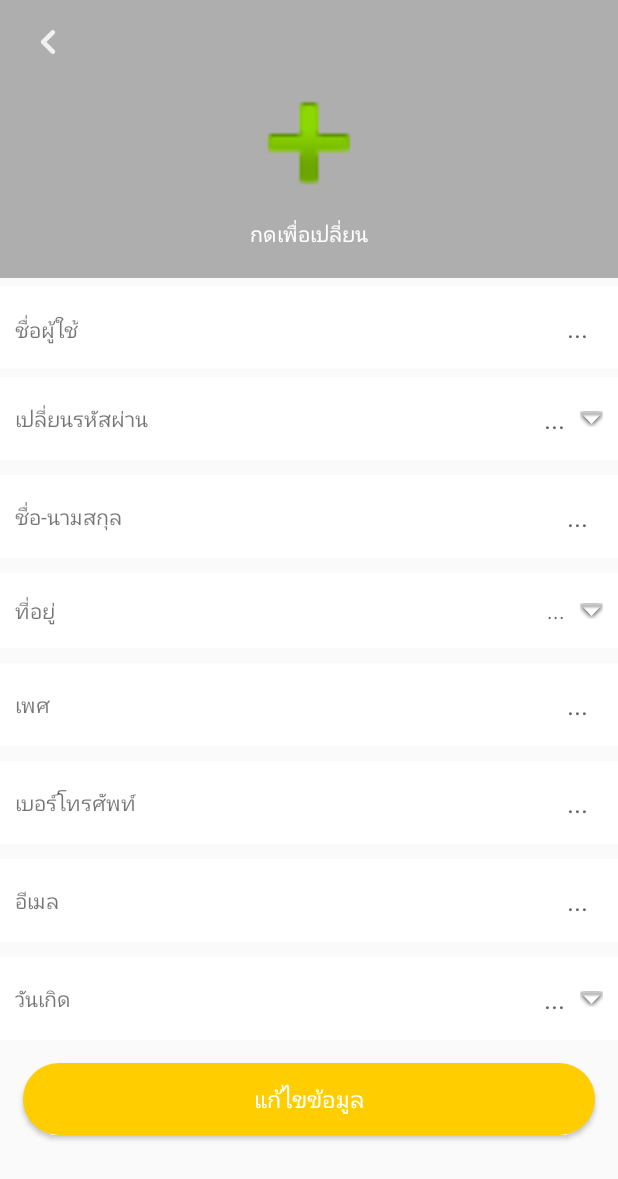
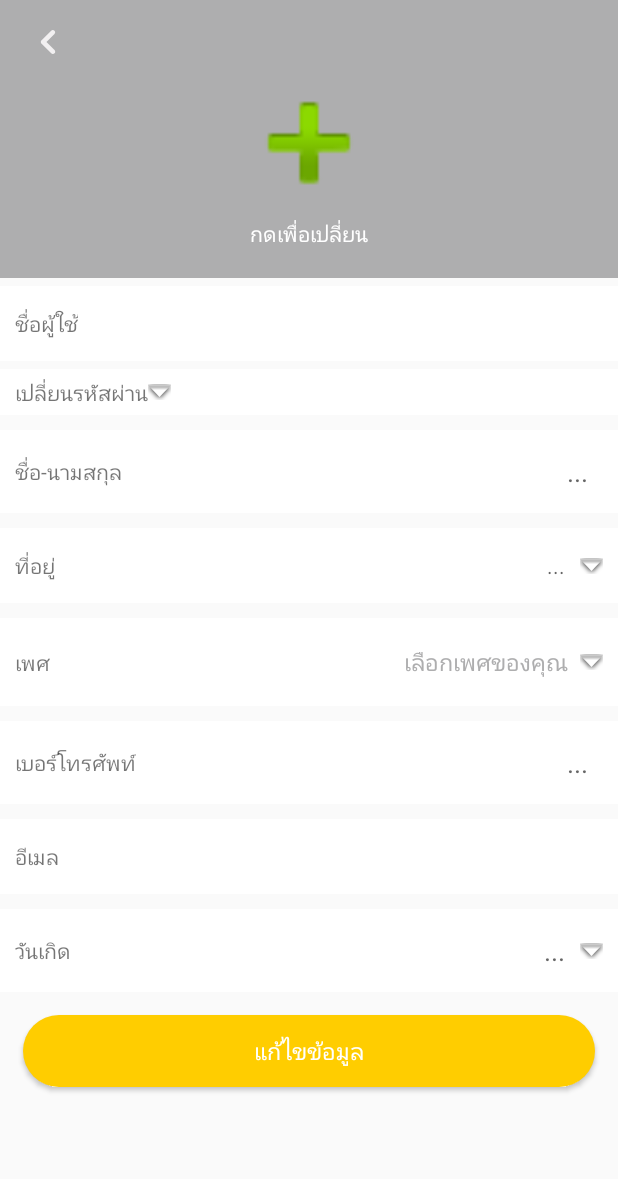
Before and after one commit to supagornpi/RiceNearby, an Android app: the EditProfileActivity screen opened directly, with no data from a screen before it, on a phone screen of 412 x 824 dp. Shown: the top 1179 px of the screen. Run offline under Robolectric (Android 15) with nearby library versions, the phone set to English and light mode, and no system bars; our stand-ins replace Firebase (no records; nobody signed in at launch, a user with empty details on screens opened directly); 4 statements that could not run were skipped.

Commit message:
edit user profile.

```diff
--- a/app/src/main/java/com/warunya/ricenearby/firebase/UserManager.java
+++ b/app/src/main/java/com/warunya/ricenearby/firebase/UserManager.java
@@ -1,8 +1,13 @@
 package com.warunya.ricenearby.firebase;
 
 import com.google.firebase.auth.FirebaseAuth;
+import com.google.firebase.database.DataSnapshot;
+import com.google.firebase.database.DatabaseError;
 import com.google.firebase.database.DatabaseReference;
 import com.google.firebase.database.FirebaseDatabase;
+import com.google.firebase.database.MutableData;
+import com.google.firebase.database.Transaction;
+import com.google.firebase.database.ValueEventListener;
 import com.warunya.ricenearby.model.RegisterEntity;
 import com.warunya.ricenearby.model.Upload;
 import com.warunya.ricenearby.model.User;
@@ -13,6 +18,7 @@ public class UserManager {
 
     private static final UserManager ourInstance = new UserManager();
     private DatabaseReference mDatabase = FirebaseDatabase.getInstance().getReference();
+    private ValueEventListener userProfileEventListener = null;
 
 
     static UserManager getInstance() {
@@ -30,6 +36,52 @@ public class UserManager {
 
     public static boolean isLogin() {
         return FirebaseAuth.getInstance().getCurrentUser() != null;
+    }
+
+    public static DatabaseReference getDatabaseReference() {
+        return getInstance().mDatabase.child("users").child(UserManager.getUid());
+    }
+
+    public static void getUserProfile(final OnValueEventListener onValueEventListener) {
+        getInstance().userProfileEventListener = new ValueEventListener() {
+            @Override
+            public void onDataChange(DataSnapshot dataSnapshot) {
+                User user = dataSnapshot.getValue(User.class);
+                onValueEventListener.onDataChange(dataSnapshot);
+            }
+
+            @Override
+            public void onCancelled(DatabaseError databaseError) {
+
+            }
+        };
+        getInstance().mDatabase.child("users").child(UserManager.getUid()).addValueEventListener(getInstance().userProfileEventListener);
+    }
+
+    public static void editUserProfile(final User user, final Handler handler) {
+        getDatabaseReference().runTransaction(new Transaction.Handler() {
+            @Override
+            public Transaction.Result doTransaction(MutableData mutableData) {
+                User value = mutableData.getValue(User.class);
+                if (value == null) {
+                    return Transaction.success(mutableData);
+                }
+//                        ?: return Transaction.success(mutableData);
+                value.name = user.name;
+                value.mobile = user.mobile;
+                value.birthday = user.birthday;
+                value.gender = user.gender;
+                // Set value and report transaction success
+                mutableData.setValue(value);
+                return Transaction.success(mutableData);
+            }
+
+            @Override
+            public void onComplete(DatabaseError databaseError, boolean b, DataSnapshot dataSnapshot) {
+                if (handler == null) return;
+                handler.onComplete();
+            }
+        });
     }
 
     public static void updateUserData(String uid, User user) {
@@ -51,4 +103,12 @@ public class UserManager {
     public static void logout() {
         FirebaseAuth.getInstance().signOut();
     }
+
+    public interface OnValueEventListener {
+        void onDataChange(DataSnapshot dataSnapshot);
+    }
+
+    public interface Handler {
+        void onComplete();
+    }
 }
--- a/app/src/main/java/com/warunya/ricenearby/ui/profile/ProfileContract.java
+++ b/app/src/main/java/com/warunya/ricenearby/ui/profile/ProfileContract.java
@@ -2,6 +2,7 @@ package com.warunya.ricenearby.ui.profile;
 
 import com.warunya.ricenearby.base.BasePresenter;
 import com.warunya.ricenearby.base.BaseView;
+import com.warunya.ricenearby.model.User;
 
 public interface ProfileContract {
 
@@ -11,5 +12,7 @@ public interface ProfileContract {
 
     interface View extends BaseView {
 
+        void bindUserData(User user);
+
     }
 }
--- a/app/src/main/java/com/warunya/ricenearby/ui/profile/edit/EditProfileActivity.java
+++ b/app/src/main/java/com/warunya/ricenearby/ui/profile/edit/EditProfileActivity.java
@@ -3,14 +3,26 @@ package com.warunya.ricenearby.ui.profile.edit;
 import android.content.Intent;
 import android.view.View;
 import android.widget.Button;
+import android.widget.EditText;
+import android.widget.Spinner;
+import android.widget.TextView;
 
 import com.warunya.ricenearby.MyApplication;
 import com.warunya.ricenearby.R;
 import com.warunya.ricenearby.base.AbstractActivity;
+import com.warunya.ricenearby.constance.Gender;
+import com.warunya.ricenearby.model.User;
+import com.warunya.ricenearby.utils.SpinnerUtils;
 
 public class EditProfileActivity extends AbstractActivity implements EditProfileContract.View {
 
     private Button btnEditProfile;
+    private TextView tvUsername;
+    private TextView tvEmail;
+    private EditText edtName;
+    private EditText edtMobile;
+    private EditText edtBirthday;
+    private Spinner spnGender;
 
     private EditProfileContract.Presenter presenter = new EditProfilePresenter(this);
 
@@ -31,29 +43,40 @@ public class EditProfileActivity extends AbstractActivity implements EditProfile
         showBackButton();
         bindView();
         bindAction();
+
+        presenter.start();
     }
 
     private void bindView() {
         btnEditProfile = findViewById(R.id.btn_edit_profile);
+        tvUsername = findViewById(R.id.tv_username);
+        edtName = findViewById(R.id.edt_name);
+        tvEmail = findViewById(R.id.tv_email);
+        edtMobile = findViewById(R.id.edt_mobile);
+        edtBirthday = findViewById(R.id.edt_birthday);
+        spnGender = findViewById(R.id.spinner_gender);
+
+        SpinnerUtils.setSpinner(getApplicationContext(), spnGender, R.array.gender_list, true);
+
     }
 
     private void bindAction() {
         btnEditProfile.setOnClickListener(new View.OnClickListener() {
             @Override
             public void onClick(View view) {
-
+                presenter.editUserProfile(getUserProfile());
             }
         });
     }
 
     @Override
     public void showProgress() {
-
+        showProgressDialog();
     }
 
     @Override
     public void hideProgress() {
-
+        hideProgressDialog();
     }
 
     @Override
@@ -65,4 +88,20 @@ public class EditProfileActivity extends AbstractActivity implements EditProfile
     public void hideNotFound() {
 
     }
+
+    @Override
+    public void bindUserData(User user) {
+        tvUsername.setText(user.username);
+        edtName.setText(user.name);
+        tvEmail.setText(user.email);
+        edtMobile.setText(user.mobile);
+    }
+
+    private User getUserProfile() {
+        String name = edtName.getText().toString().trim();
+        String mobile = edtMobile.getText().toString().trim();
+        String birthday = edtBirthday.getText().toString().trim();
+        Gender gender = Gender.Companion.parse(spnGender.getSelectedItemPosition());
+        return new User(name, mobile, gender, birthday);
+    }
 }
--- a/app/src/main/java/com/warunya/ricenearby/ui/profile/edit/EditProfileContract.java
+++ b/app/src/main/java/com/warunya/ricenearby/ui/profile/edit/EditProfileContract.java
@@ -2,14 +2,15 @@ package com.warunya.ricenearby.ui.profile.edit;
 
 import com.warunya.ricenearby.base.BasePresenter;
 import com.warunya.ricenearby.base.BaseView;
+import com.warunya.ricenearby.model.User;
 
 public interface EditProfileContract {
 
     interface Presenter extends BasePresenter {
-
+        void editUserProfile(User user);
     }
 
     interface View extends BaseView {
-
+        void bindUserData(User user);
     }
 }
--- a/app/src/main/java/com/warunya/ricenearby/ui/profile/edit/EditProfilePresenter.java
+++ b/app/src/main/java/com/warunya/ricenearby/ui/profile/edit/EditProfilePresenter.java
@@ -1,4 +1,8 @@
 package com.warunya.ricenearby.ui.profile.edit;
+
+import com.google.firebase.database.DataSnapshot;
+import com.warunya.ricenearby.firebase.UserManager;
+import com.warunya.ricenearby.model.User;
 
 public class EditProfilePresenter implements EditProfileContract.Presenter {
 
@@ -10,11 +14,28 @@ public class EditProfilePresenter implements EditProfileContract.Presenter {
 
     @Override
     public void start() {
-
+        UserManager.getUserProfile(new UserManager.OnValueEventListener() {
+            @Override
+            public void onDataChange(DataSnapshot dataSnapshot) {
+                User user = dataSnapshot.getValue(User.class);
+                view.bindUserData(user);
+            }
+        });
     }
 
     @Override
     public void stop() {
 
     }
+
+    @Override
+    public void editUserProfile(User user) {
+        view.showProgress();
+        UserManager.editUserProfile(user, new UserManager.Handler() {
+            @Override
+            public void onComplete() {
+                view.hideProgress();
+            }
+        });
+    }
 }
--- /dev/null
+++ b/app/src/main/java/com/warunya/ricenearby/utils/SpinnerUtils.java
@@ -0,0 +1,48 @@
+package com.warunya.ricenearby.utils;
+
+import android.content.Context;
+import android.util.TypedValue;
+import android.view.View;
+import android.view.ViewGroup;
+import android.widget.ArrayAdapter;
+import android.widget.Spinner;
+import android.widget.TextView;
+
+import com.warunya.ricenearby.R;
+
+
+public class SpinnerUtils {
+
+    public static void setSpinner(final Context context, Spinner spinner, int arrayList, final boolean hasHint) {
+        ArrayAdapter<String> adapter = new ArrayAdapter<String>(context, android.R.layout.simple_spinner_dropdown_item) {
+            @Override
+            public View getView(int position, View convertView, ViewGroup parent) {
+                View v = super.getView(position, convertView, parent);
+//                if (position == 0) {
+                ((TextView) v.findViewById(android.R.id.text1)).setTextColor(
+                        context.getResources().getColor((position == 0 && hasHint) ?
+                                R.color.color_gray : R.color.color_gray_dark));
+                ((TextView) v.findViewById(android.R.id.text1)).setTextSize(TypedValue.COMPLEX_UNIT_PT, 7);
+
+//                    ((TextView) v.findViewById(android.R.id.text1)).setText("");
+//                    ((TextView) v.findViewById(android.R.id.text1)).setHint(getItem(0)); //"Hint to be displayed"
+//                }
+                return v;
+            }
+
+            @Override
+            public int getCount() {
+                return super.getCount(); // [-1] you don't display last item. It is used as hint.
+            }
+        };
+
+        adapter.setDropDownViewResource(android.R.layout.simple_spinner_dropdown_item);
+        String[] spinnerList = context.getResources().getStringArray(arrayList);
+        for (String item : spinnerList) {
+            adapter.add(item);
+        }
+        spinner.setAdapter(adapter);
+        spinner.setSelection(0);
+
+    }
+}
--- a/app/src/main/res/layout/activity_edit_profile.xml
+++ b/app/src/main/res/layout/activity_edit_profile.xml
@@ -2,6 +2,7 @@
 <LinearLayout xmlns:android="http://schemas.android.com/apk/res/android"
     android:layout_width="match_parent"
     android:layout_height="match_parent"
+    android:focusableInTouchMode="true"
     android:orientation="vertical">
 
     <RelativeLayout
@@ -58,12 +59,12 @@
                     android:layout_height="wrap_content"
                     android:text="@string/profile_username_label" />
 
-                <EditText
+                <TextView
+                    android:id="@+id/tv_username"
                     android:layout_width="0dp"
                     android:layout_height="wrap_content"
                     android:layout_weight="1"
                     android:background="@null"
-                    android:hint="..."
                     android:padding="@dimen/padding_small"
                     android:textAlignment="textEnd" />
 
@@ -84,15 +85,6 @@
                     android:layout_width="wrap_content"
                     android:layout_height="wrap_content"
                     android:text="@string/profile_change_password_label" />
-
-                <EditText
-                    android:layout_width="0dp"
-                    android:layout_height="wrap_content"
-                    android:layout_weight="1"
-                    android:background="@null"
-                    android:hint="..."
-                    android:padding="@dimen/padding_small"
-                    android:textAlignment="textEnd" />
 
                 <ImageView
                     android:layout_width="wrap_content"
@@ -118,11 +110,14 @@
                     android:text="@string/profile_name_label" />
 
                 <EditText
+                    android:id="@+id/edt_name"
                     android:layout_width="0dp"
                     android:layout_height="wrap_content"
                     android:layout_weight="1"
                     android:background="@null"
                     android:hint="..."
+                    android:inputType="text"
+                    android:maxLength="50"
                     android:padding="@dimen/padding_small"
                     android:textAlignment="textEnd" />
             </LinearLayout>
@@ -144,6 +139,7 @@
                     android:text="@string/profile_address_label" />
 
                 <TextView
+                    android:id="@+id/edt_address"
                     android:layout_width="0dp"
                     android:layout_height="wrap_content"
                     android:layout_weight="1"
@@ -175,14 +171,26 @@
                     android:layout_height="wrap_content"
                     android:text="@string/profile_gender_label" />
 
-                <EditText
+                <LinearLayout
+                    android:id="@+id/layoutSpinner"
                     android:layout_width="0dp"
                     android:layout_height="wrap_content"
                     android:layout_weight="1"
-                    android:background="@null"
-                    android:hint="..."
-                    android:padding="@dimen/padding_small"
-                    android:textAlignment="textEnd" />
+                    android:gravity="end|center_vertical">
+
+                    <Spinner
+                        android:id="@+id/spinner_gender"
+                        android:layout_width="wrap_content"
+                        android:layout_height="wrap_content"
+                        android:background="@null" />
+
+                    <ImageView
+                        android:layout_width="wrap_content"
+                        android:layout_height="wrap_content"
+                        android:src="@android:drawable/arrow_down_float" />
+
+                </LinearLayout>
+
             </LinearLayout>
 
             <LinearLayout
@@ -202,11 +210,14 @@
                     android:text="@string/profile_mobile_label" />
 
                 <EditText
+                    android:id="@+id/edt_mobile"
                     android:layout_width="0dp"
                     android:layout_height="wrap_content"
                     android:layout_weight="1"
                     android:background="@null"
                     android:hint="..."
+                    android:inputType="number"
+                    android:maxLength="10"
                     android:padding="@dimen/padding_small"
                     android:textAlignment="textEnd" />
             </LinearLayout>
@@ -227,12 +238,12 @@
                     android:layout_height="wrap_content"
                     android:text="@string/profile_email_label" />
 
-                <EditText
+                <TextView
+                    android:id="@+id/tv_email"
                     android:layout_width="0dp"
                     android:layout_height="wrap_content"
                     android:layout_weight="1"
                     android:background="@null"
-                    android:hint="..."
                     android:padding="@dimen/padding_small"
                     android:textAlignment="textEnd" />
             </LinearLayout>
@@ -254,6 +265,7 @@
                     android:text="@string/profile_birthday_label" />
 
                 <EditText
+                    android:id="@+id/edt_birthday"
                     android:layout_width="0dp"
                     android:layout_height="wrap_content"
                     android:layout_weight="1"
--- a/app/src/main/res/layout/fragment_profile.xml
+++ b/app/src/main/res/layout/fragment_profile.xml
@@ -36,6 +36,7 @@
                     android:padding="@dimen/padding_small">
 
                     <TextView
+                        android:id="@+id/tv_name"
                         android:layout_width="match_parent"
                         android:layout_height="wrap_content"
                         android:textColor="@color/color_white"
--- a/app/src/main/res/values/strings.xml
+++ b/app/src/main/res/values/strings.xml
@@ -69,6 +69,11 @@
     <string name="profile_mobile_label">เบอร์โทรศัพท์</string>
     <string name="profile_email_label">อีเมล</string>
     <string name="profile_birthday_label">วันเกิด</string>
+    <string-array name="gender_list">
+        <item>เลือกเพศของคุณ</item>
+        <item>ชาย</item>
+        <item>หญิง</item>
+    </string-array>
 
     <!--Seller-->
     <string name="seller_set_time">กำหนดเวลาขายอาหาร</string>
```
Also changed, not shown: app/src/main/java/com/warunya/ricenearby/model/User.java (+7 -1 lines), app/src/main/java/com/warunya/ricenearby/ui/profile/ProfileFragment.java (+10 -0 lines), app/src/main/java/com/warunya/ricenearby/ui/profile/ProfilePresenter.java (+11 -1 lines).
